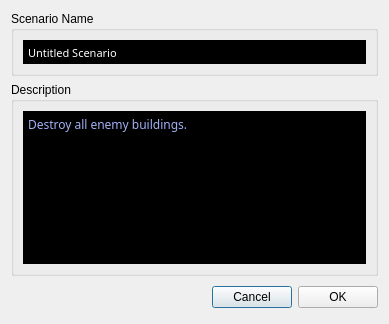
Qt form ChkForge/scenariodescription.ui (heinermann/ChkForge) before a commit.
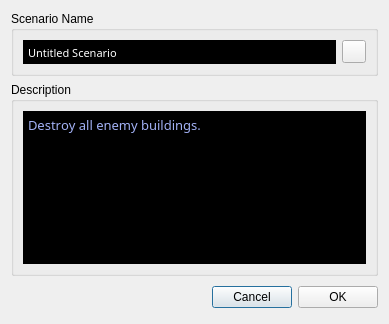
The same form after that commit.

The edit to the form file:
```diff
--- a/ChkForge/scenariodescription.ui
+++ b/ChkForge/scenariodescription.ui
@@ -83,9 +83,11 @@
         <property name="font">
          <font>
           <family>EurostileExtReg</family>
+          <pointsize>10</pointsize>
           <weight>50</weight>
           <italic>false</italic>
           <bold>false</bold>
+          <kerning>false</kerning>
          </font>
         </property>
         <property name="styleSheet">
@@ -113,14 +115,17 @@
          <string>&lt;!DOCTYPE HTML PUBLIC &quot;-//W3C//DTD HTML 4.0//EN&quot; &quot;http://www.w3.org/TR/REC-html40/strict.dtd&quot;&gt;
 &lt;html&gt;&lt;head&gt;&lt;meta name=&quot;qrichtext&quot; content=&quot;1&quot; /&gt;&lt;style type=&quot;text/css&quot;&gt;
 p, li { white-space: pre-wrap; }
-&lt;/style&gt;&lt;/head&gt;&lt;body style=&quot; font-family:'EurostileExtReg'; font-size:8.25pt; font-weight:400; font-style:normal;&quot;&gt;
-&lt;p style=&quot; margin-top:0px; margin-bottom:0px; margin-left:0px; margin-right:0px; -qt-block-indent:0; text-indent:0px;&quot;&gt;Untitled Scenario&lt;/p&gt;&lt;/body&gt;&lt;/html&gt;</string>
+&lt;/style&gt;&lt;/head&gt;&lt;body style=&quot; font-family:'EurostileExtReg'; font-size:10pt; font-weight:400; font-style:normal;&quot;&gt;
+&lt;p style=&quot; margin-top:0px; margin-bottom:0px; margin-left:0px; margin-right:0px; -qt-block-indent:0; text-indent:0px;&quot;&gt;&lt;span style=&quot; font-size:8.25pt;&quot;&gt;Untitled Scenario&lt;/span&gt;&lt;/p&gt;&lt;/body&gt;&lt;/html&gt;</string>
         </property>
         <property name="acceptRichText">
          <bool>false</bool>
         </property>
        </widget>
       </item>
+      <item row="1" column="1">
+       <widget class="QToolButton" name="toolButton"/>
+      </item>
      </layout>
     </widget>
    </item>
@@ -135,6 +140,8 @@
         <property name="font">
          <font>
           <family>Eurostile</family>
+          <pointsize>10</pointsize>
+          <kerning>false</kerning>
          </font>
         </property>
         <property name="styleSheet">
```
